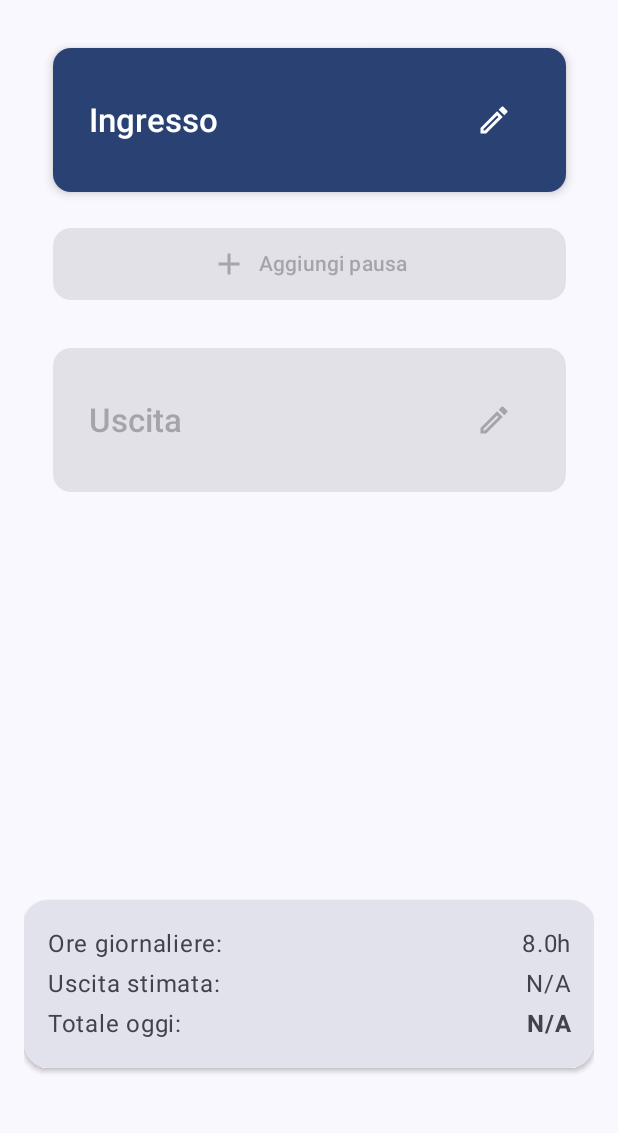
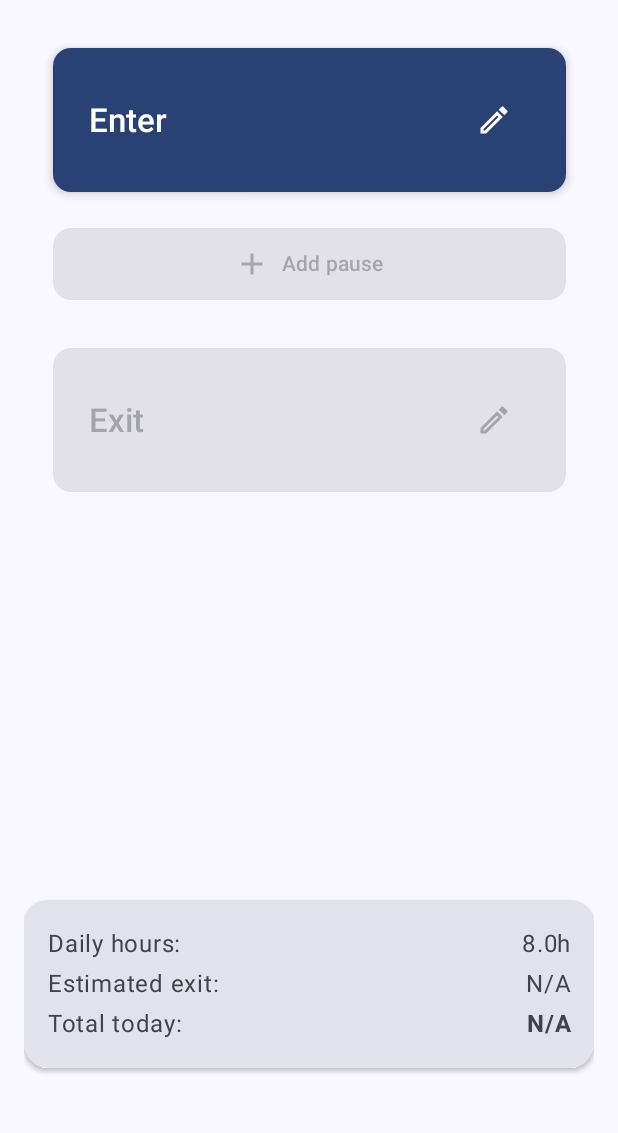
Before and after one commit to MarKco/workItOut, an Android app built with Jetpack Compose: the screen it shows after launch (MainActivity), on a phone screen of 412 x 824 dp, the part 96-1229 px from its top. Run offline under Robolectric (Android 15) with nearby library versions, the light colour scheme and no system bars; Roboto replaces fonts that are not available here.

Commit message:
WIP translating

```diff
--- a/app/src/main/java/com/ilsecondodasinistra/workitout/ui/HomeScreen.kt
+++ b/app/src/main/java/com/ilsecondodasinistra/workitout/ui/HomeScreen.kt
@@ -68,6 +68,7 @@ import androidx.lifecycle.LifecycleEventObserver
 import androidx.lifecycle.LifecycleObserver
 import com.ilsecondodasinistra.workitout.NOTIFICATION_CHANNEL_ID
 import com.ilsecondodasinistra.workitout.NOTIFICATION_ID
+import com.ilsecondodasinistra.workitout.R
 import com.ilsecondodasinistra.workitout.ui.theme.WorkItOutM3Theme
 import kotlinx.coroutines.launch
 import java.text.SimpleDateFormat
@@ -75,6 +76,7 @@ import java.util.Locale
 import kotlin.collections.forEachIndexed
 // Add this import
 import com.ilsecondodasinistra.workitout.ui.PausePair
+import androidx.compose.ui.res.stringResource
 
 @OptIn(ExperimentalMaterial3Api::class)
 @Composable
@@ -89,6 +91,10 @@ fun HomeScreen(
 
     val snackbarHostState = remember { SnackbarHostState() }
     val scope = rememberCoroutineScope()
+
+    // Get string resources in Composable context
+    val notificationTitle = stringResource(R.string.notification_exit_time_title)
+    val notificationBodyTemplate = stringResource(R.string.notification_exit_time_body)
 
     // Observe lifecycle events to call ViewModel's onResume
     DisposableEffect(lifecycleOwner) {
@@ -120,7 +126,7 @@ fun HomeScreen(
         if (uiState.message.isNotEmpty()) {
             if (uiState.message.startsWith("NOTIFY_EXIT_TIME:")) {
                 val notificationMessage = uiState.message.substringAfter("NOTIFY_EXIT_TIME:")
-                showLocalNotification(context, "Ora di uscire!", "Il tuo orario di uscita previsto è $notificationMessage")
+                showLocalNotification(context, notificationTitle, notificationBodyTemplate.format(notificationMessage))
                 homeViewModel.clearMessage() // Clear notification trigger message
             } else {
                 scope.launch {
@@ -190,9 +196,9 @@ fun HomeScreen(
                             .fillMaxWidth(0.9f)
                             .height(48.dp)
                     ) {
-                        Icon(Icons.Outlined.Add, contentDescription = "Aggiungi pausa")
+                        Icon(Icons.Outlined.Add, contentDescription = stringResource(R.string.add_pause))
                         Spacer(Modifier.width(8.dp))
-                        Text("Aggiungi pausa")
+                        Text(stringResource(R.string.add_pause))
                     }
                     // --- End Multiple Pause Pairs UI ---
                     TimeButtonM3(
@@ -231,9 +237,9 @@ fun HomeScreen(
                                 .fillMaxWidth(),
                             horizontalAlignment = Alignment.Start
                         ) {
-                            SummaryTextRow("Ore giornaliere:", "${"%.1f".format(uiState.dailyHours)}h")
-                            SummaryTextRow("Uscita stimata:", homeViewModel.formatTimeToDisplay(uiState.calculatedExitTime))
-                            SummaryTextRow("Totale oggi:", uiState.totalWorkedTime ?: "N/A", isBold = true)
+                            SummaryTextRow(stringResource(R.string.daily_hours), "${"%.1f".format(uiState.dailyHours)}h")
+                            SummaryTextRow(stringResource(R.string.estimated_exit), homeViewModel.formatTimeToDisplay(uiState.calculatedExitTime))
+                            SummaryTextRow(stringResource(R.string.total_today), uiState.totalWorkedTime ?: "N/A", isBold = true)
                         }
                     }
                 }
@@ -316,7 +322,7 @@ fun TimeButtonM3(
             horizontalArrangement = Arrangement.SpaceBetween
         ) {
             Column(horizontalAlignment = Alignment.Start) {
-                Text(buttonType.text, style = MaterialTheme.typography.titleLarge)
+                Text(stringResource(buttonType.textResId), style = MaterialTheme.typography.titleLarge)
                 if (time != "N/A") {
                     Text(
                         modifier = Modifier.padding(top = 6.dp),
@@ -329,7 +335,7 @@ fun TimeButtonM3(
             IconButton(onClick = onEditClick, enabled = enabled) {
                 Icon(
                     Icons.Outlined.Edit,
-                    contentDescription = "Modifica ${buttonType.text}",
+                    contentDescription = stringResource(R.string.edit_button_description, stringResource(buttonType.textResId)),
                 )
             }
         }
@@ -386,22 +392,22 @@ fun PausePairRow(
             horizontalAlignment = Alignment.End,
             modifier = Modifier.padding(start = 8.dp)
         ) {
-            Text("Pausa ${index + 1}")
+            Text(stringResource(R.string.pause_number, index + 1))
             if (pause.durationMinutes != null && pause.durationMinutes > 0) {
                 val totalMinutes = pause.durationMinutes
                 val durationText = if (totalMinutes < 60) {
-                    "$totalMinutes min"
+                    "$totalMinutes ${stringResource(R.string.minutes_short)}"
                 } else {
                     val hours = totalMinutes / 60
                     val minutes = totalMinutes % 60
                     if (minutes == 0L) {
-                        "${hours}h"
+                        "${hours}${stringResource(R.string.hours_short)}"
                     } else {
-                        "${hours}h ${minutes}min"
+                        stringResource(R.string.hours_minutes_format, hours, minutes)
                     }
                 }
                 Text(
-                    text = "Durata: $durationText",
+                    text = stringResource(R.string.duration, durationText),
                     style = MaterialTheme.typography.bodySmall,
                     color = MaterialTheme.colorScheme.onSurfaceVariant.copy(alpha = 0.7f),
                     modifier = Modifier.padding(top = 4.dp)
--- a/app/src/main/res/values/strings.xml
+++ b/app/src/main/res/values/strings.xml
@@ -1,4 +1,60 @@
 <resources>
     <string name="app_name">WorkItOut</string>
     <string name="settings">Settings</string>
+
+    <!-- HomeScreen strings -->
+    <string name="notification_exit_time_title">Time to leave!</string>
+    <string name="notification_exit_time_body">Your expected exit time is %1$s</string>
+    <string name="add_pause">Add pause</string>
+    <string name="daily_hours">Daily hours:</string>
+    <string name="estimated_exit">Estimated exit:</string>
+    <string name="total_today">Total today:</string>
+    <string name="edit_button_description">Edit %1$s</string>
+    <string name="pause_number">Pause %1$d</string>
+    <string name="duration">Duration: %1$s</string>
+    <string name="minutes_short">min</string>
+    <string name="hours_short">h</string>
+    <string name="hours_minutes_format">%1$dh %2$dmin</string>
+    <string name="session_restored">Previous session restored.</string>
+    <string name="notification_permission_needed">%1$s: %2$s (Notification permission needed)</string>
+    <string name="error_must_enter_first">You must record your entry time first for this session!</string>
+    <string name="error_must_enter_first_short">You must record your entry time first.</string>
+    <string name="error_must_enter_first_exclamation">You must record your entry time first!</string>
+
+    <!-- Error messages -->
+    <string name="error_pause_not_found">Error: Pause not found for editing.</string>
+    <string name="error_pause_not_found_general">Error: Pause not found.</string>
+    <string name="error_pause_index_invalid">Error: Invalid pause index for editing.</string>
+    <string name="error_pause_edit_failed">Error: Pause editing failed.</string>
+    <string name="error_entry_not_recorded">Error: Entry not recorded.</string>
+    <string name="error_pause_start_after_end">Pause start cannot be after pause end.</string>
+    <string name="error_cannot_edit_pause_end_no_start">Cannot edit pause end: pause start not set.</string>
+    <string name="error_pause_end_before_start">Pause end cannot be before pause start.</string>
+    <string name="error_must_start_pause_first">You must start pause %1$d first.</string>
+    <string name="error_must_enter_before_pause">Record entry time first to add a pause.</string>
+    <string name="error_pause_already_started">Pause %1$d already started and not finished.</string>
+    <string name="error_session_save_failed">Error saving session.</string>
+    <string name="error_exit_recorded_no_total">Exit recorded, but unable to calculate total worked time.</string>
+
+    <!-- Success messages -->
+    <string name="enter_modified">Entry modified: %1$s</string>
+    <string name="new_entry_recorded">New entry recorded: %1$s</string>
+    <string name="pause_start_modified">Pause %1$d start modified: %2$s</string>
+    <string name="pause_start_modified_next_day">Pause %1$d start (next day) modified: %2$s</string>
+    <string name="pause_end_modified">Pause %1$d end modified: %2$s</string>
+    <string name="pause_end_modified_next_day">Pause %1$d end (next day) modified: %2$s</string>
+    <string name="new_pause_added">New pause added. Record start and end.</string>
+    <string name="pause_start_recorded">Pause %1$d start: %2$s</string>
+    <string name="pause_end_recorded">Pause %1$d end: %2$s. Duration: %3$d min</string>
+
+    <!-- Message prefixes for clearing logic -->
+    <string name="error_prefix">Error:</string>
+    <string name="session_saved">Session saved</string>
+    <string name="session_saved_with_total">Session saved. Total: %1$s</string>
+
+    <!-- ButtonType strings -->
+    <string name="button_enter">Enter</string>
+    <string name="button_to_lunch">To Break</string>
+    <string name="button_from_lunch">End Break</string>
+    <string name="button_exit">Exit</string>
 </resources>
```
Also changed, not shown: app/src/main/java/com/ilsecondodasinistra/workitout/ui/HomeViewModel.kt (+48 -43 lines), 1 other file.
